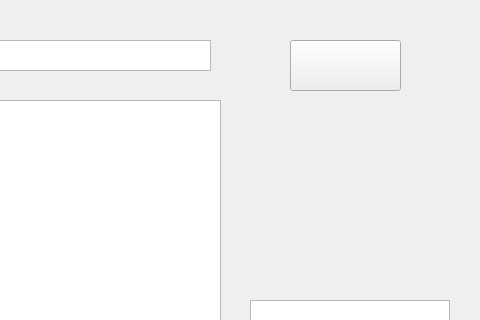
Qt form Surakarta/myserverwindow.ui (zhan2511/QT-Surakarta) before a commit; both pictures show x 220 to 700 and y 0 to 320 of the 700 by 600 pixel window.
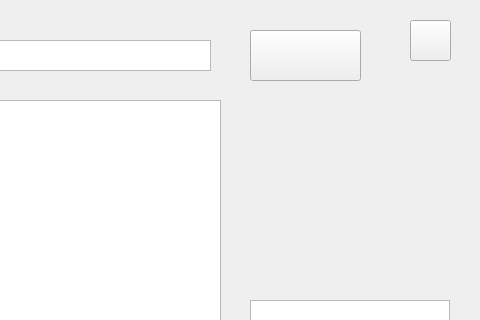
The same form after that commit.

Diff of the .ui file:
```diff
--- a/Surakarta/myserverwindow.ui
+++ b/Surakarta/myserverwindow.ui
@@ -51,8 +51,8 @@
   <widget class="QPushButton" name="Listen">
    <property name="geometry">
     <rect>
-     <x>510</x>
-     <y>40</y>
+     <x>470</x>
+     <y>30</y>
      <width>111</width>
      <height>51</height>
     </rect>
@@ -162,6 +162,19 @@
     <string/>
    </property>
   </widget>
+  <widget class="QPushButton" name="ESC">
+   <property name="geometry">
+    <rect>
+     <x>630</x>
+     <y>20</y>
+     <width>41</width>
+     <height>41</height>
+    </rect>
+   </property>
+   <property name="text">
+    <string/>
+   </property>
+  </widget>
  </widget>
  <resources/>
  <connections/>
```
